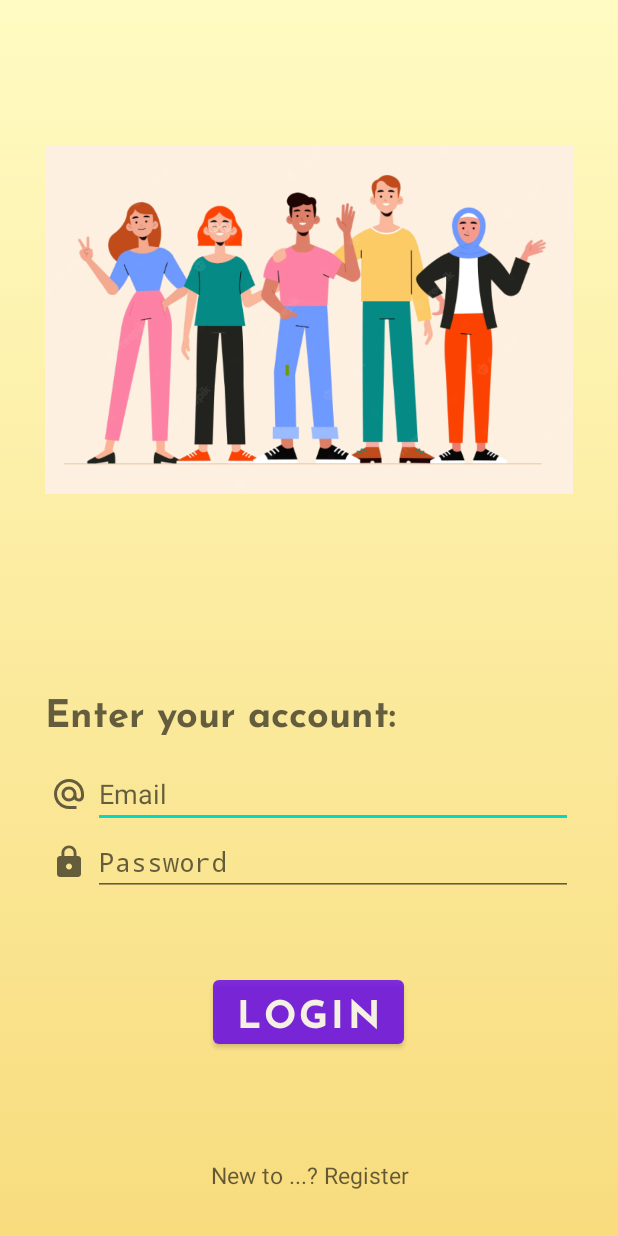
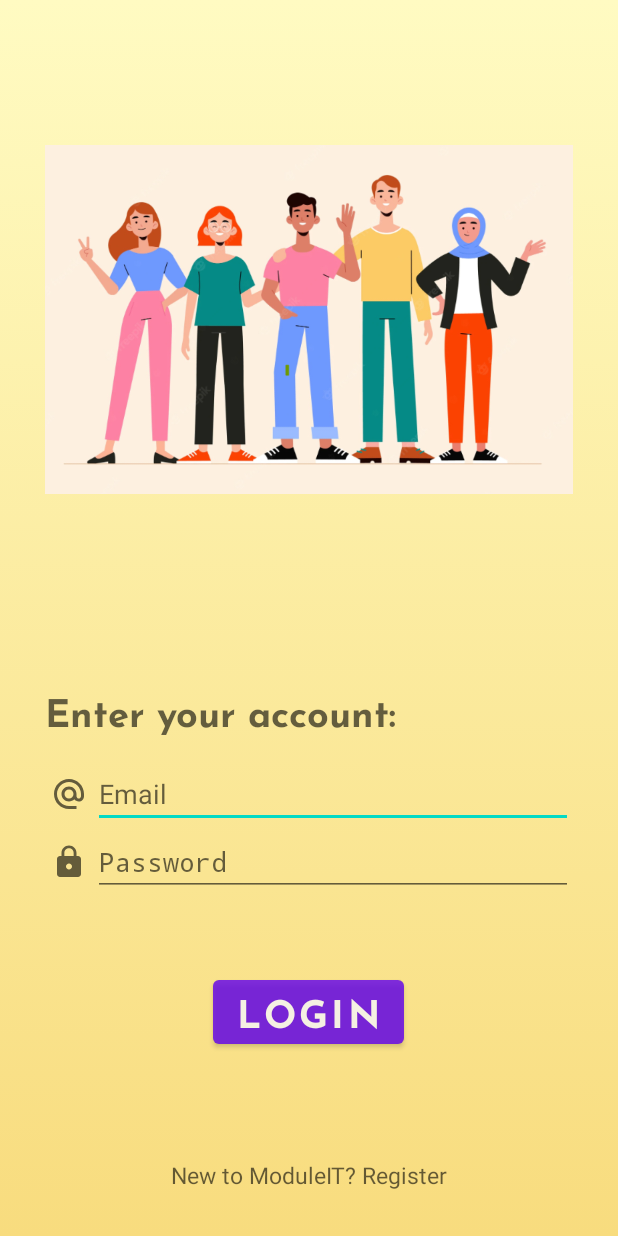
Before and after one commit to RobertGrancsa/AsmiHack, an Android app: the MainActivity screen opened directly, with no data from a screen before it, on a phone screen of 412 x 824 dp. Run offline under Robolectric (Android 15) with nearby library versions, the phone set to English and light mode, and no system bars; our stand-ins replace Firebase (no records; nobody signed in at launch, a user with empty details on screens opened directly).

Commit message:
+ new to... sorry

```diff
--- a/app/src/main/res/layout/activity_main.xml
+++ b/app/src/main/res/layout/activity_main.xml
@@ -126,5 +126,5 @@
         android:layout_gravity="bottom"
         android:gravity="center"
         android:layout_marginTop="10dp"
-        android:hint="New to ...? Register" />
+        android:hint="New to ModuleIT? Register" />
 </LinearLayout>
```
